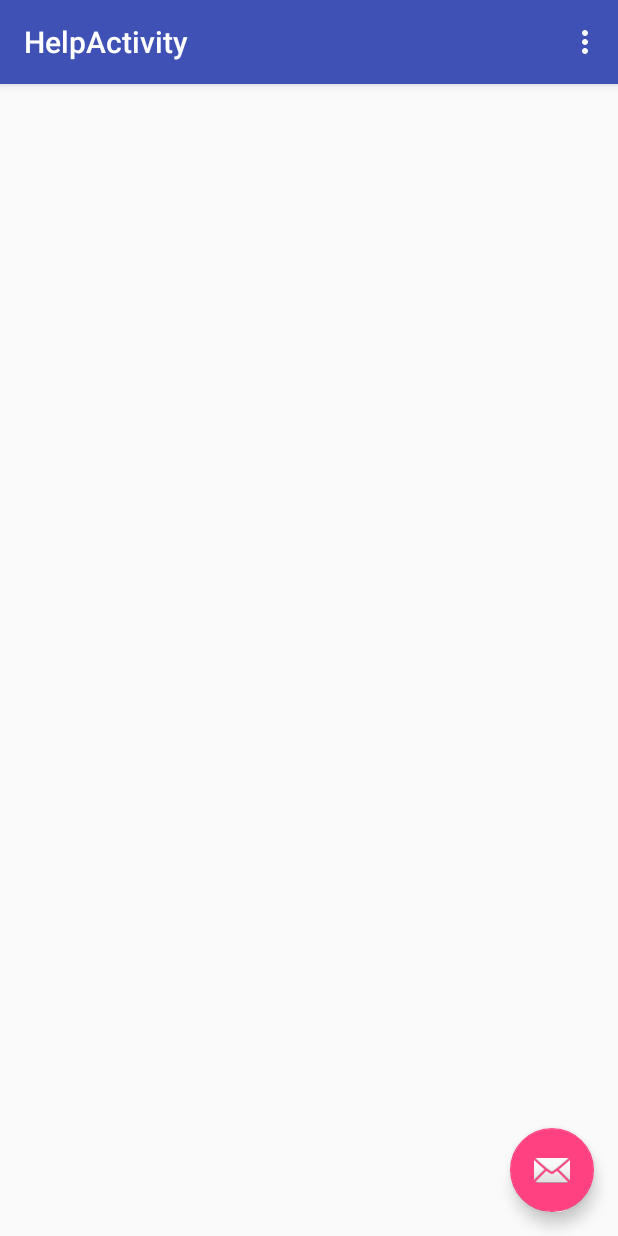
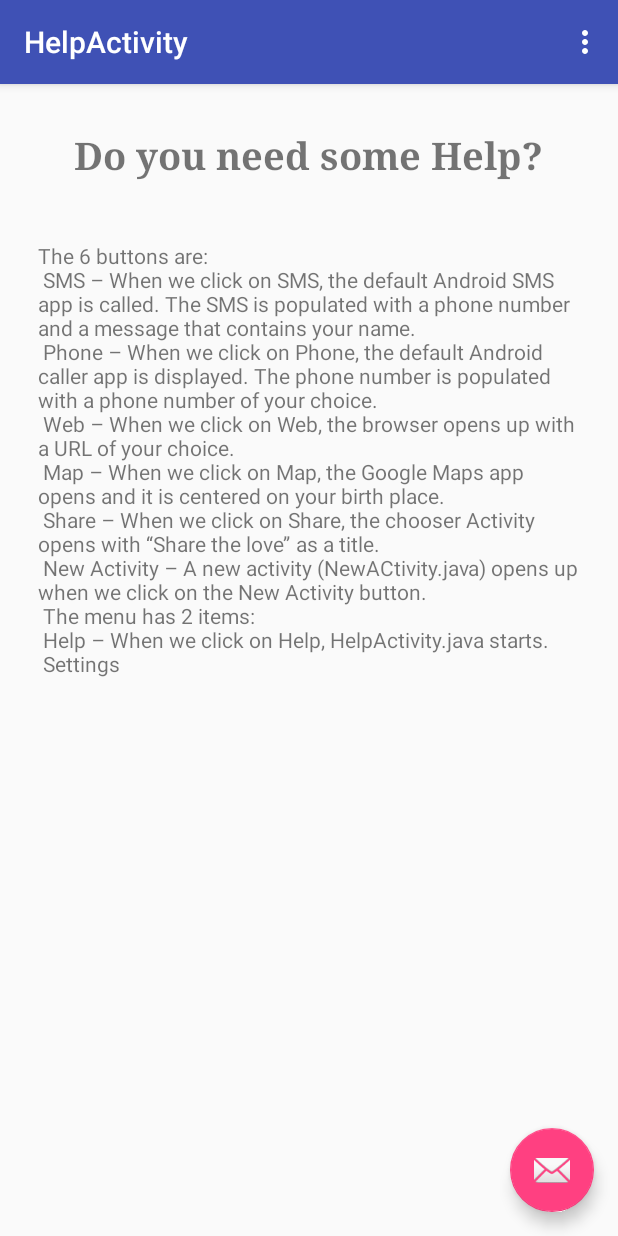
Before and after one commit to InesLyne/M4SAndroidCourse, an Android app: the HelpActivityFragment screen opened directly, with no data from a screen before it, on a phone screen of 412 x 824 dp. Run offline under Robolectric (Android 15) with nearby library versions, the light colour scheme and no system bars.

```diff
--- a/MenuProject/app/src/main/res/layout-land/fragment_help.xml
+++ b/MenuProject/app/src/main/res/layout-land/fragment_help.xml
@@ -1,6 +1,37 @@
 <?xml version="1.0" encoding="utf-8"?>
-<LinearLayout xmlns:android="http://schemas.android.com/apk/res/android"
+<ScrollView xmlns:android="http://schemas.android.com/apk/res/android"
     android:orientation="vertical" android:layout_width="match_parent"
     android:layout_height="match_parent">
 
-</LinearLayout>
+    <LinearLayout
+        android:layout_height="wrap_content"
+        android:layout_width="wrap_content"
+        android:orientation="vertical">
+    <TextView
+        android:layout_height="wrap_content"
+        android:layout_width="wrap_content"
+        android:text="Do you need some Help?"
+        android:id="@+id/textview"
+        android:typeface="serif"
+        android:textStyle="bold"
+        android:textSize="25dp"
+        android:layout_gravity="center"
+        android:gravity="center"
+        android:layout_marginTop="30dp"
+        android:paddingLeft="20dp"
+        android:paddingRight="20dp"
+        />
+
+    <TextView
+        android:layout_width="wrap_content"
+        android:layout_height="wrap_content"
+        android:layout_alignParentStart="true"
+        android:layout_gravity="center"
+        android:text="@string/help"
+        android:layout_marginTop="40dp"
+        android:paddingRight="25dp"
+        android:paddingLeft="25dp"
+        />
+    </LinearLayout>
+
+</ScrollView>
--- a/MenuProject/app/src/main/res/layout-land/fragment_new.xml
+++ b/MenuProject/app/src/main/res/layout-land/fragment_new.xml
@@ -10,6 +10,9 @@
         android:text="Hello Evelyne Inès NTONGA"
         android:id="@+id/textview"
         android:layout_marginTop="50dp"
+        android:typeface="serif"
+        android:textSize="20dp"
+        android:textStyle="bold"
         android:layout_gravity="center_horizontal" />
 
 </LinearLayout>
--- a/MenuProject/app/src/main/res/layout/fragment_help.xml
+++ b/MenuProject/app/src/main/res/layout/fragment_help.xml
@@ -1,6 +1,37 @@
 <?xml version="1.0" encoding="utf-8"?>
-<LinearLayout xmlns:android="http://schemas.android.com/apk/res/android"
+<ScrollView xmlns:android="http://schemas.android.com/apk/res/android"
     android:orientation="vertical" android:layout_width="match_parent"
     android:layout_height="match_parent">
 
-</LinearLayout>
+    <LinearLayout
+        android:orientation="vertical" android:layout_width="match_parent"
+        android:layout_height="match_parent">
+    <TextView
+        android:layout_height="wrap_content"
+        android:layout_width="wrap_content"
+        android:text="Do you need some Help?"
+        android:id="@+id/textview"
+        android:typeface="serif"
+        android:textStyle="bold"
+        android:textSize="25dp"
+        android:layout_gravity="center"
+        android:gravity="center"
+        android:layout_marginTop="30dp"
+        android:paddingLeft="20dp"
+        android:paddingRight="20dp"
+    />
+
+    <TextView
+        android:layout_width="wrap_content"
+        android:layout_height="wrap_content"
+        android:layout_alignParentStart="true"
+        android:layout_gravity="center"
+        android:text="@string/help"
+        android:layout_marginTop="40dp"
+        android:paddingLeft="25dp"
+        android:paddingRight="25dp"
+
+    />
+    </LinearLayout>
+
+</ScrollView>
--- a/MenuProject/app/src/main/res/layout/fragment_new.xml
+++ b/MenuProject/app/src/main/res/layout/fragment_new.xml
@@ -10,6 +10,9 @@
         android:text="Hello Evelyne Inès NTONGA"
         android:id="@+id/textview"
         android:layout_marginTop="50dp"
+        android:typeface="serif"
+        android:textSize="20dp"
+        android:textStyle="bold"
         android:layout_gravity="center_horizontal" />
 
 </LinearLayout>
--- a/MenuProject/app/src/main/res/values/strings.xml
+++ b/MenuProject/app/src/main/res/values/strings.xml
@@ -3,4 +3,16 @@
     <string name="new_name">NewActivity</string>
     <string name="help_name">HelpActivity</string>
     <string name="action_settings">Settings</string>
+    <string name="help">The 6 buttons are:\n
+SMS – When we click on SMS, the default Android SMS app is called. The SMS is populated with a phone number and a message that contains your name.\n
+Phone – When we click on Phone, the default Android caller app is displayed. The phone number is populated with a phone number of your choice.\n
+Web – When we click on Web, the browser opens up with a URL of your choice.\n
+Map – When we click on Map, the Google Maps app opens and it is centered on your birth place.\n
+Share – When we click on Share, the chooser Activity opens with “Share the love” as a title.\n
+New Activity – A new activity (NewACtivity.java) opens up when we click on the New Activity button. \n
+
+The menu has 2 items:\n
+Help – When we click on Help, HelpActivity.java starts.\n
+Settings
+    </string>
 </resources>
```
Also changed, not shown: 3 other files.
